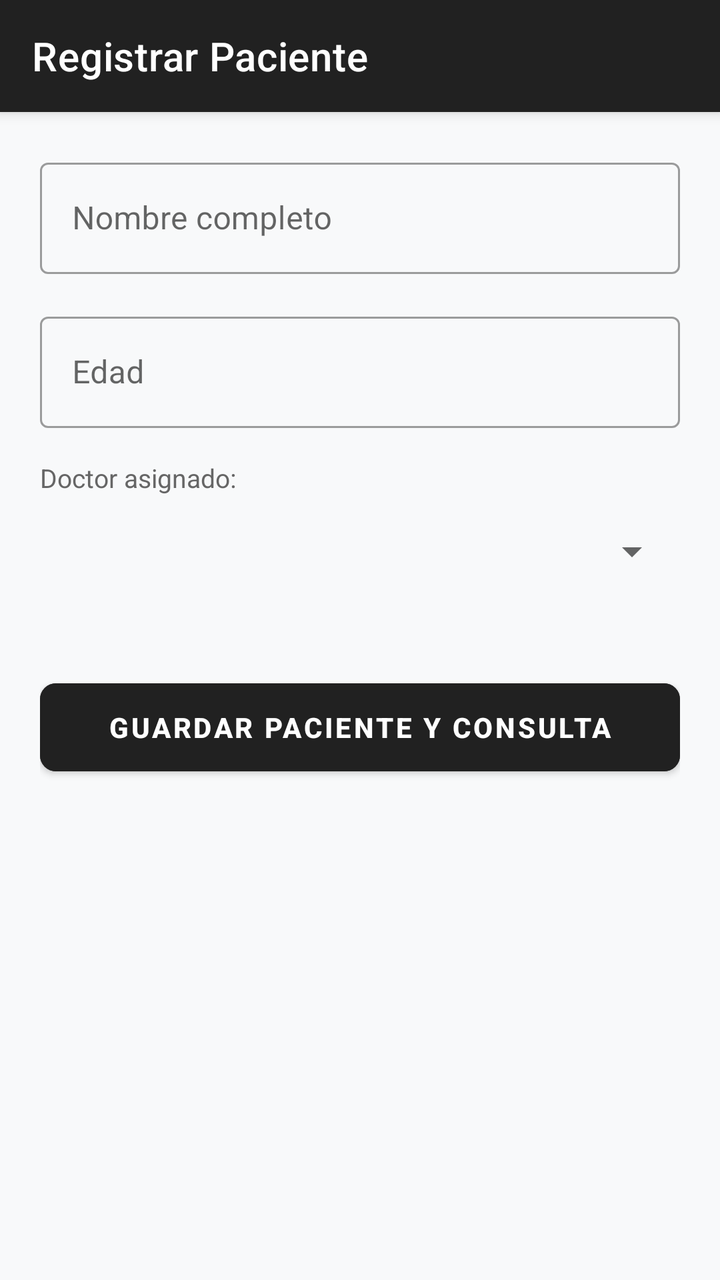
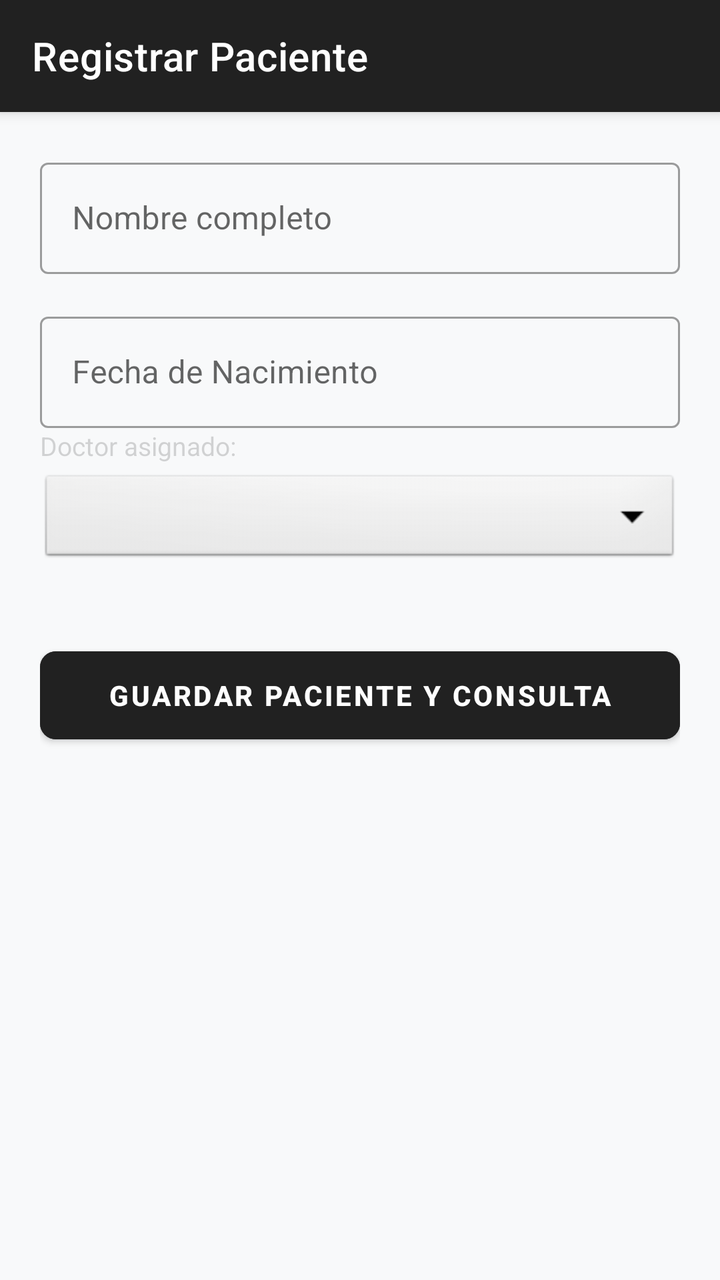

The first picture is an Android layout as it rendered before a commit; the second is the same layout after the commit. The layout source and the unified diff follow.
<!-- AndroidManifest.xml: application theme Theme.MaterialComponents.DayNight.NoActionBar -->
<!-- res/layout/activity_registro_paciente.xml -->
<?xml version="1.0" encoding="utf-8"?>
<androidx.coordinatorlayout.widget.CoordinatorLayout
    xmlns:android="http://schemas.android.com/apk/res/android"
    xmlns:app="http://schemas.android.com/apk/res-auto"
    android:layout_width="match_parent"
    android:layout_height="match_parent"
    android:fitsSystemWindows="true"
    android:background="#F8F9FA">

    
    <com.google.android.material.appbar.AppBarLayout
        android:layout_width="match_parent"
        android:layout_height="wrap_content">

        <androidx.appcompat.widget.Toolbar
            android:id="@+id/toolbar"
            android:layout_width="match_parent"
            android:layout_height="?attr/actionBarSize"
            android:background="#212121"
            app:title="Registrar Paciente"
            app:titleTextColor="@android:color/white" />
    </com.google.android.material.appbar.AppBarLayout>

    
    <androidx.core.widget.NestedScrollView
        android:layout_width="match_parent"
        android:layout_height="match_parent"
        android:padding="20dp"
        app:layout_behavior="@string/appbar_scrolling_view_behavior">

        <LinearLayout
            android:layout_width="match_parent"
            android:layout_height="wrap_content"
            android:orientation="vertical">

            
            <com.google.android.material.textfield.TextInputLayout
                style="@style/Widget.MaterialComponents.TextInputLayout.OutlinedBox"
                android:layout_width="match_parent"
                android:layout_height="wrap_content"
                android:layout_marginBottom="16dp"
                android:hint="Nombre completo">

                <com.google.android.material.textfield.TextInputEditText
                    android:id="@+id/etNombrePaciente"
                    android:layout_width="match_parent"
                    android:layout_height="wrap_content"
                    android:inputType="textCapWords"
                    android:digits="abcdefghijklmnopqrstuvwxyzABCDEFGHIJKLMNOPQRSTUVWXYZáéíóúÁÉÍÓÚñÑ " />
            </com.google.android.material.textfield.TextInputLayout>

            
            <com.google.android.material.textfield.TextInputLayout
                style="@style/Widget.MaterialComponents.TextInputLayout.OutlinedBox"
                android:layout_width="match_parent"
                android:layout_height="wrap_content"
                android:layout_marginBottom="16dp"
                android:hint="Edad">

                <com.google.android.material.textfield.TextInputEditText
                    android:id="@+id/etEdadPaciente"
                    android:layout_width="match_parent"
                    android:layout_height="wrap_content"
                    android:inputType="number"
                    android:maxLength="3" />
            </com.google.android.material.textfield.TextInputLayout>

            
            <TextView
                android:id="@+id/tvLabelDoctor"
                android:layout_width="match_parent"
                android:layout_height="wrap_content"
                android:text="Doctor asignado:"
                android:textSize="13sp"
                android:textColor="#666666"
                android:layout_marginBottom="4dp"/>

            <Spinner
                android:id="@+id/spinnerDoctor"
                android:layout_width="match_parent"
                android:layout_height="48dp"
                android:layout_marginBottom="16dp" />

            
            <FrameLayout
                android:id="@+id/fragmentContainer"
                android:layout_width="match_parent"
                android:layout_height="wrap_content"
                android:layout_marginBottom="20dp" />

            
            <com.google.android.material.button.MaterialButton
                android:id="@+id/btnGuardarTodo"
                android:layout_width="match_parent"
                android:layout_height="56dp"
                android:text="Guardar Paciente y Consulta"
                android:textSize="14sp"
                android:textStyle="bold"
                android:backgroundTint="#212121"
                app:cornerRadius="8dp" />

        </LinearLayout>
    </androidx.core.widget.NestedScrollView>

</androidx.coordinatorlayout.widget.CoordinatorLayout>
<!-- resources referenced by this layout -->
<resources>

</resources>

<!-- the commit's change to res/layout/activity_registro_paciente.xml (unified diff, before → after) -->
@@ -50,19 +50,23 @@
             </com.google.android.material.textfield.TextInputLayout>
 
             
+            
+
             <com.google.android.material.textfield.TextInputLayout
+                android:id="@+id/tilFechaNacimiento"
                 style="@style/Widget.MaterialComponents.TextInputLayout.OutlinedBox"
                 android:layout_width="match_parent"
                 android:layout_height="wrap_content"
-                android:layout_marginBottom="16dp"
-                android:hint="Edad">
+                android:hint="Fecha de Nacimiento">
 
                 <com.google.android.material.textfield.TextInputEditText
-                    android:id="@+id/etEdadPaciente"
+                    android:id="@+id/etFechaNacimiento"
                     android:layout_width="match_parent"
                     android:layout_height="wrap_content"
-                    android:inputType="number"
-                    android:maxLength="3" />
+                    android:clickable="true"
+                    android:focusable="false"
+                    android:inputType="none" />
+
             </com.google.android.material.textfield.TextInputLayout>
 
             
@@ -72,14 +76,16 @@
                 android:layout_height="wrap_content"
                 android:text="Doctor asignado:"
                 android:textSize="13sp"
-                android:textColor="#666666"
+                android:textColor="#3333"
                 android:layout_marginBottom="4dp"/>
 
             <Spinner
                 android:id="@+id/spinnerDoctor"
                 android:layout_width="match_parent"
                 android:layout_height="48dp"
-                android:layout_marginBottom="16dp" />
+                android:layout_marginBottom="16dp"
+                android:background="@android:drawable/btn_dropdown"
+                android:spinnerMode="dropdown" />/>
 
             
             <FrameLayout
